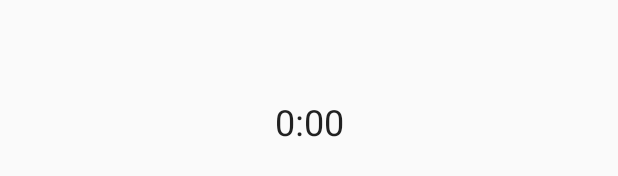
After one commit to ilvidel/second-referee, an Android app: the layout timer_dialog.xml on its own in the app's theme, with its tools: preview values and no code run, on a phone screen of 412 x 824 dp. The commit adds this screen. Shown: the part 496-672 px from the top of the screen. Run offline under Robolectric (Android 15) with nearby library versions, the phone set to English and light mode, and no system bars.

Commit message:
add timer for time-outs

```diff
--- /dev/null
+++ b/app/src/main/res/layout/timer_dialog.xml
@@ -0,0 +1,15 @@
+<?xml version="1.0" encoding="utf-8"?>
+<LinearLayout xmlns:android="http://schemas.android.com/apk/res/android"
+    android:layout_width="match_parent"
+    android:layout_height="match_parent"
+    android:gravity="center"
+    android:orientation="vertical">
+
+    <TextView
+        android:id="@+id/timeText"
+        android:layout_width="match_parent"
+        android:layout_height="match_parent"
+        android:gravity="center"
+        android:text="0:00"
+        android:textAppearance="@style/TextAppearance.AppCompat.Headline" />
+</LinearLayout>
```
Also changed, not shown: app/src/main/AndroidManifest.xml (+3 -5 lines), app/src/main/java/net/ilvidel/secref/MainActivity.java (+14 -5 lines), app/src/main/java/net/ilvidel/secref/TimerDialog.java (added, +107 -0 lines).
